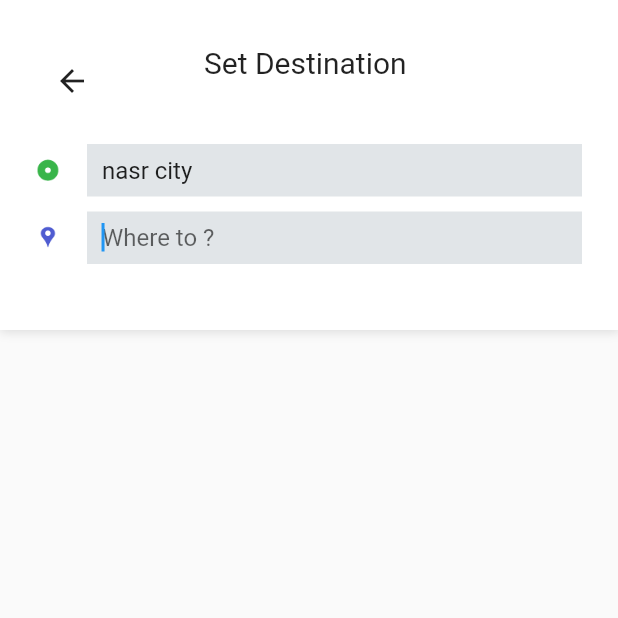
After one commit to MalakEsmail/Flutter-Uber-Clone-Rider, a Flutter app: the SearchPage screen opened directly, on a phone screen of 412 x 824 dp, the top half of it. The commit adds this screen. Run offline on Flutter 3.47's test engine with Material 2 defaults, Android fonts, the phone set to English and light mode, and no system bars; our stand-ins replace cloud_firestore, connectivity_plus, firebase_auth, firebase_core, geolocator, google_maps_flutter; accounts and stored records are empty.

Commit message:
[ADD] 1- search screen design+ logic(enable search places api + autocomplete search) 2- provider

```diff
--- /dev/null
+++ b/lib/dataprovider/app_data.dart
@@ -0,0 +1,10 @@
+import 'package:flutter/cupertino.dart';
+import 'package:rider/model/address.dart';
+
+class AppData extends ChangeNotifier {
+  Address? pickUpAddress;
+  void updatePickUpAddress(Address pickUpAdd) {
+    pickUpAddress = pickUpAdd;
+    notifyListeners();
+  }
+}
--- /dev/null
+++ b/lib/model/address.dart
@@ -0,0 +1,13 @@
+class Address {
+  String? placeName;
+  double? latitude;
+  double? longitude;
+  String? placeID;
+  String? placeFormattedAddress;
+  Address(
+      {this.placeID,
+      this.placeName,
+      this.placeFormattedAddress,
+      this.longitude,
+      this.latitude});
+}
--- /dev/null
+++ b/lib/model/prediction.dart
@@ -0,0 +1,11 @@
+class Prediction {
+  String? placeId;
+  String? mainText;
+  String? secondaryText;
+  Prediction({this.placeId, this.mainText, this.secondaryText});
+  Prediction.fromJson(Map<String, dynamic> json) {
+    placeId = json['place_id'];
+    mainText = json['structured_formatting']['main_text'];
+    secondaryText = json['structured_formatting']['secondary_text'];
+  }
+}
--- /dev/null
+++ b/lib/screens/search_page.dart
@@ -0,0 +1,191 @@
+import 'package:flutter/cupertino.dart';
+import 'package:flutter/material.dart';
+import 'package:provider/provider.dart';
+import 'package:rider/brand_colors.dart';
+import 'package:rider/global_variable.dart';
+import 'package:rider/helpers/requesthelper.dart';
+import 'package:rider/widgets/brand_divider.dart';
+import 'package:rider/widgets/prediction_tile.dart';
+
+import '../dataprovider/app_data.dart';
+import '../model/prediction.dart';
+
+class SearchPage extends StatefulWidget {
+  const SearchPage({Key? key}) : super(key: key);
+
+  @override
+  _SearchPageState createState() => _SearchPageState();
+}
+
+class _SearchPageState extends State<SearchPage> {
+  final pickupController = TextEditingController();
+  final destinationController = TextEditingController();
+  final focusDestination = FocusNode();
+  bool focused = false;
+  void setFocused() {
+    if (!focused) {
+      FocusScope.of(context).requestFocus(focusDestination);
+      focused = true;
+    }
+  }
+
+  List<Prediction> destinationPredictionList = [];
+  searchPlace(String placeName) async {
+    if (placeName.length > 1) {
+      String url =
+          "https://maps.googleapis.com/maps/api/place/autocomplete/json ?input=$placeName &key=$mapKey &components=country:eg";
+      var response = await RequestHelper.getRequest(url: url);
+      if (response == "failed") {
+        print("api search response : $response");
+        return;
+      }
+      if (response["status"] == "OK") {
+        var predictionJson = response["predictions"];
+        var thisList = (predictionJson as List)
+            .map((e) => Prediction.fromJson(e))
+            .toList();
+        setState(() {
+          destinationPredictionList = thisList;
+        });
+
+        print("api search response : $response");
+      }
+    }
+  }
+
+  @override
+  Widget build(BuildContext context) {
+    String address = Provider.of<AppData>(context).pickUpAddress == null
+        ? "nasr city"
+        : Provider.of<AppData>(context).pickUpAddress!.placeName!;
+    pickupController.text = address;
+    setFocused();
+    return SafeArea(
+        child: Scaffold(
+      body: Column(
+        children: [
+          Container(
+            height: 220,
+            decoration: BoxDecoration(color: Colors.white, boxShadow: [
+              BoxShadow(
+                color: Colors.black12,
+                blurRadius: 5.0,
+                spreadRadius: 0.5,
+                offset: Offset(0.7, 0.7),
+              ),
+            ]),
+            child: Padding(
+              padding: const EdgeInsets.only(
+                  left: 24, top: 30, right: 24, bottom: 20),
+              child: Column(
+                children: [
+                  Stack(
+                    children: [
+                      IconButton(
+                          onPressed: () {
+                            Navigator.pop(context);
+                          },
+                          icon: Icon(Icons.arrow_back)),
+                      Center(
+                        child: Text(
+                          "Set Destination ",
+                          style: TextStyle(fontSize: 20),
+                        ),
+                      )
+                    ],
+                  ),
+                  SizedBox(
+                    height: 18,
+                  ),
+                  Row(
+                    children: [
+                      Image.asset(
+                        "images/pickicon.png",
+                        height: 16,
+                        width: 16,
+                      ),
+                      SizedBox(
+                        width: 18,
+                      ),
+                      Expanded(
+                        child: Container(
+                          child: TextField(
+                            controller: pickupController,
+                            decoration: InputDecoration(
+                                hintText: "Pickup Location",
+                                fillColor: BrandColors.colorLightGrayFair,
+                                filled: true,
+                                border: InputBorder.none,
+                                isDense: true,
+                                contentPadding: EdgeInsets.only(
+                                  left: 10,
+                                  top: 8,
+                                  bottom: 8,
+                                )),
+                          ),
+                        ),
+                      ),
+                    ],
+                  ),
+                  SizedBox(
+                    height: 10,
+                  ),
+                  Row(
+                    children: [
+                      Image.asset(
+                        "images/desticon.png",
+                        height: 16,
+                        width: 16,
+                      ),
+                      SizedBox(
+                        width: 18,
+                      ),
+                      Expanded(
+                        child: Container(
+                          child: TextField(
+                            onChanged: (val) {
+                              searchPlace(val);
+                            },
+                            focusNode: focusDestination,
+                            decoration: InputDecoration(
+                                hintText: "Where to ? ",
+                                fillColor: BrandColors.colorLightGrayFair,
+                                filled: true,
+                                border: InputBorder.none,
+                                isDense: true,
+                                contentPadding: EdgeInsets.only(
+                                  left: 10,
+                                  top: 8,
+                                  bottom: 8,
+                                )),
+                          ),
+                        ),
+                      ),
+                    ],
+                  ),
+                ],
+              ),
+            ),
+          ),
+          destinationPredictionList.length > 0
+              ? Padding(
+                  padding:
+                      const EdgeInsets.symmetric(horizontal: 16, vertical: 8),
+                  child: ListView.separated(
+                      physics: ClampingScrollPhysics(),
+                      shrinkWrap: true,
+                      itemBuilder: (context, index) {
+                        return PredictionTile(
+                            prediction: destinationPredictionList[index]);
+                      },
+                      separatorBuilder: (context, index) {
+                        return BrandDivider();
+                      },
+                      itemCount: destinationPredictionList.length),
+                )
+              : SizedBox()
+        ],
+      ),
+    ));
+  }
+}
--- a/pubspec.yaml
+++ b/pubspec.yaml
@@ -41,6 +41,8 @@ dependencies:
   google_maps_flutter: ^2.1.2
   geolocator: ^8.2.0
   http: ^0.13.4
+  provider: ^6.0.2
+
 
 
 dev_dependencies:
```
Also changed, not shown: lib/helpers/helpermethod.dart (+10 -1 lines), lib/main.dart (+10 -5 lines), lib/screens/main_page.dart (+25 -3 lines), lib/widgets/prediction_tile.dart (added, +63 -0 lines), pubspec.lock.
